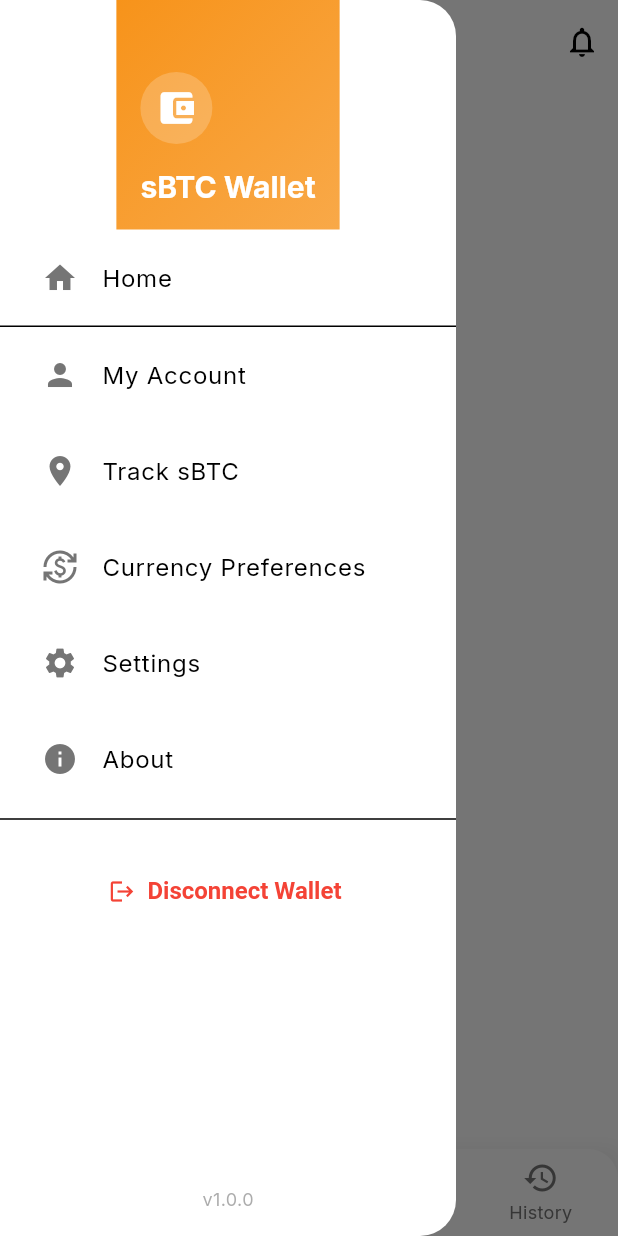
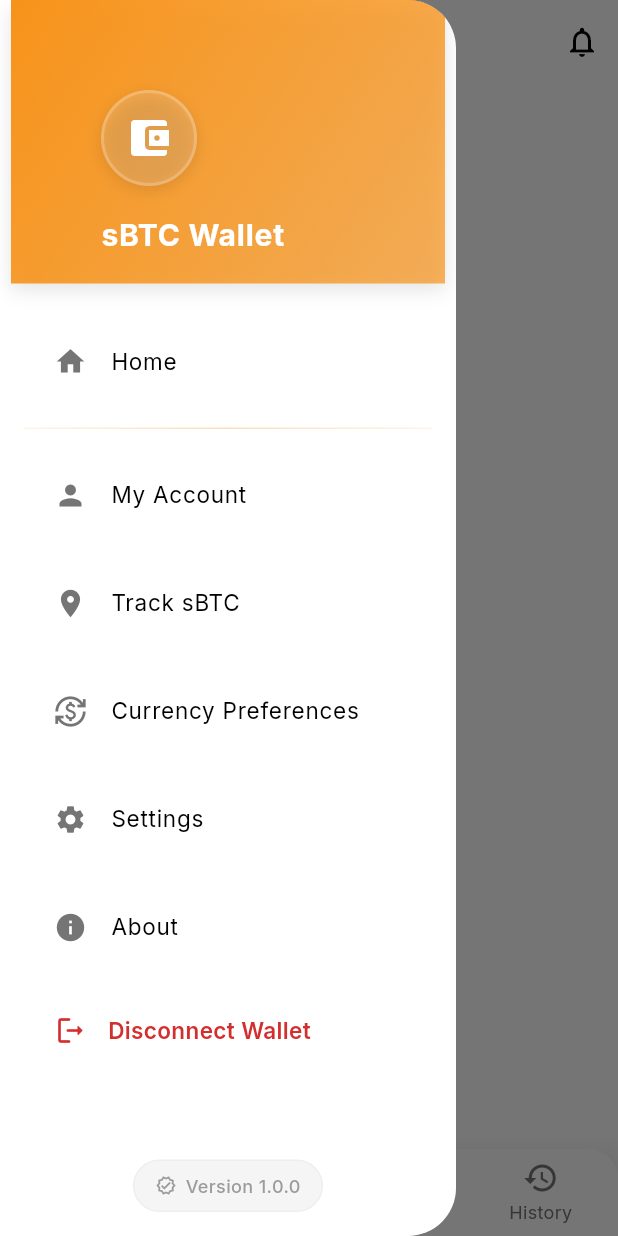
Before and after one commit to ibou-dia/sBTC-wallet, a Flutter app: the MainLayout screen opened directly with empty values, with the side drawer open, on a phone screen of 412 x 824 dp. Run offline on Flutter 3.47's test engine with Material 3 defaults, Android fonts, the light colour scheme and no system bars; our stand-ins replace google_fonts, qr_flutter, shared_preferences; accounts and stored records are empty; network calls fail.

Commit message:
drawer style amélioré

```diff
--- a/lib/screens/about_screen.dart
+++ b/lib/screens/about_screen.dart
@@ -117,14 +117,7 @@
                   ),
               textAlign: TextAlign.center,
             ),
-            const SizedBox(height: 8),
-            Text(
-              'Built with Flutter',
-              style: Theme.of(context).textTheme.bodySmall?.copyWith(
-                    color: AppTheme.textSecondary,
-                  ),
-              textAlign: TextAlign.center,
-            ),
+
           ],
         ),
       ),
--- a/lib/widgets/app_drawer.dart
+++ b/lib/widgets/app_drawer.dart
@@ -19,11 +19,12 @@
       backgroundColor: Colors.white,
       shape: const RoundedRectangleBorder(
         borderRadius: BorderRadius.only(
-          topRight: Radius.circular(24),
-          bottomRight: Radius.circular(24),
+          topRight: Radius.circular(32),
+          bottomRight: Radius.circular(32),
         ),
       ),
-      elevation: 5,
+      elevation: 0,
+      surfaceTintColor: Colors.transparent,
       child: Column(
         children: [
           // Drawer header
@@ -32,7 +33,7 @@
           // Drawer items
           Expanded(
             child: ListView(
-              padding: EdgeInsets.zero,
+              padding: const EdgeInsets.symmetric(vertical: 16),
               children: [
                 _buildDrawerItem(
                   context,
@@ -41,7 +42,19 @@
                   route: Constants.routeHome,
                   isSelected: currentRoute == Constants.routeHome,
                 ),
-                const Divider(height: 1),
+                Container(
+                  height: 1,
+                  margin: const EdgeInsets.symmetric(vertical: 8, horizontal: 16),
+                  decoration: BoxDecoration(
+                    gradient: LinearGradient(
+                      colors: [
+                        AppTheme.bitcoinOrange.withOpacity(0.1),
+                        AppTheme.bitcoinOrange.withOpacity(0.3),
+                        AppTheme.bitcoinOrange.withOpacity(0.1),
+                      ],
+                    ),
+                  ),
+                ),
                 _buildDrawerItem(
                   context,
                   icon: Icons.person,
@@ -78,22 +91,74 @@
                   isSelected: currentRoute == Constants.routeAbout,
                 ),
 
-                const Divider(),
+                // Container(
+                //   height: 1,
+                //   margin: const EdgeInsets.symmetric(vertical: 16, horizontal: 16),
+                //   decoration: BoxDecoration(
+                //     gradient: LinearGradient(
+                //       colors: [
+                //         Colors.grey.withOpacity(0.1),
+                //         Colors.grey.withOpacity(0.3),
+                //         Colors.grey.withOpacity(0.1),
+                //       ],
+                //     ),
+                //   ),
+                // ),
 
                 // Disconnect wallet option at the bottom
                 Padding(
-                  padding: const EdgeInsets.all(16.0),
-                  child: TextButton.icon(
-                    onPressed: () async {
+                  padding: const EdgeInsets.symmetric(horizontal: 16, vertical: 8),
+                  child: Container(
+                    decoration: BoxDecoration(
+                      borderRadius: BorderRadius.circular(16),
+                      // gradient: LinearGradient(
+                      //   begin: Alignment.topLeft,
+                      //   end: Alignment.bottomRight,
+                      //   colors: [
+                      //     Colors.red.shade50,
+                      //     Colors.red.shade100.withOpacity(0.3),
+                      //   ],
+                      // ),
+                      // boxShadow: [
+                      //   BoxShadow(
+                      //     color: Colors.red.withOpacity(0.1),
+                      //     blurRadius: 8,
+                      //     offset: const Offset(0, 2),
+                      //   ),
+                      // ],
+                    ),
+                    child: Material(
+                      color: Colors.transparent,
+                      child: InkWell(
+                        borderRadius: BorderRadius.circular(16),
+                        onTap: () async {
                           await walletService.disconnectWallet();
                           if (context.mounted) {
                             Navigator.pushReplacementNamed(context, Constants.routeAuth);
                           }
                         },
-                    icon: const Icon(Icons.logout, color: Colors.red),
-                    label: const Text(
+                        child: Padding(
+                          padding: const EdgeInsets.symmetric(vertical: 14, horizontal: 20),
+                          child: Row(
+                            children: [
+                              Icon(
+                                Icons.logout_rounded,
+                                color: Colors.red.shade700,
+                                size: 22,
+                              ),
+                              const SizedBox(width: 14),
+                              Text(
                                 'Disconnect Wallet',
-                      style: TextStyle(color: Colors.red),
+                                style: TextStyle(
+                                  color: Colors.red.shade700,
+                                  fontWeight: FontWeight.w600,
+                                  fontSize: 15,
+                                ),
+                              ),
+                            ],
+                          ),
+                        ),
+                      ),
                     ),
                   ),
                 ),
@@ -102,14 +167,33 @@
           ),
 
           // App version at the bottom
-          Padding(
-            padding: const EdgeInsets.all(16.0),
-            child: Text(
-              'v1.0.0',
+          Container(
+            margin: const EdgeInsets.symmetric(horizontal: 16, vertical: 16),
+            padding: const EdgeInsets.symmetric(horizontal: 14, vertical: 8),
+            decoration: BoxDecoration(
+              color: Colors.grey.shade100,
+              borderRadius: BorderRadius.circular(30),
+              border: Border.all(color: Colors.grey.shade200),
+            ),
+            child: Row(
+              mainAxisSize: MainAxisSize.min,
+              crossAxisAlignment: CrossAxisAlignment.center,
+              children: [
+                Icon(
+                  Icons.verified_outlined,
+                  size: 14,
+                  color: AppTheme.textSecondary.withOpacity(0.7),
+                ),
+                const SizedBox(width: 6),
+                Text(
+                  'Version 1.0.0',
                   style: TextStyle(
-                color: AppTheme.textSecondary.withOpacity(0.6),
+                    color: AppTheme.textSecondary.withOpacity(0.7),
                     fontSize: 12,
+                    fontWeight: FontWeight.w500,
                   ),
+                ),
+              ],
             ),
           ),
         ],
@@ -119,47 +203,84 @@
 
   Widget _buildDrawerHeader(BuildContext context, String? walletAddress) {
     return Container(
-      padding: const EdgeInsets.fromLTRB(16, 48, 16, 16),
+      padding: const EdgeInsets.fromLTRB(60, 60, 107, 20),
       decoration: BoxDecoration(
         gradient: LinearGradient(
           begin: Alignment.topLeft,
           end: Alignment.bottomRight,
           colors: [
             AppTheme.bitcoinOrange,
-            AppTheme.bitcoinOrange.withOpacity(0.8),
+            AppTheme.bitcoinOrange.withOpacity(0.7),
           ],
         ),
+        boxShadow: [
+          BoxShadow(
+            color: Colors.black.withOpacity(0.1),
+            blurRadius: 10,
+            offset: const Offset(0, 5),
+          ),
+        ],
       ),
       child: Column(
         crossAxisAlignment: CrossAxisAlignment.start,
         children: [
           Container(
-            width: 48,
-            height: 48,
+            width: 64,
+            height: 64,
             decoration: BoxDecoration(
-              color: Colors.white.withOpacity(0.2),
+              color: Colors.white.withOpacity(0.15),
               shape: BoxShape.circle,
+              border: Border.all(color: Colors.white.withOpacity(0.2), width: 2),
+              boxShadow: [
+                BoxShadow(
+                  color: Colors.black.withOpacity(0.1),
+                  blurRadius: 8,
+                  offset: const Offset(0, 3),
+                ),
+              ],
             ),
             child: const Icon(
               Icons.account_balance_wallet,
               color: Colors.white,
-              size: 28,
+              size: 32,
             ),
           ),
-          const SizedBox(height: 16),
+          const SizedBox(height: 20),
           Text(
             'sBTC Wallet',
             style: Theme.of(context).textTheme.titleLarge?.copyWith(
                   color: Colors.white,
                   fontWeight: FontWeight.bold,
+                  letterSpacing: 0.5,
                 ),
           ),
           if (walletAddress != null) ...[
-            const SizedBox(height: 8),
+            const SizedBox(height: 12),
+            Container(
+              padding: const EdgeInsets.symmetric(horizontal: 12, vertical: 6),
+              decoration: BoxDecoration(
+                color: Colors.white.withOpacity(0.15),
+                borderRadius: BorderRadius.circular(20),
+                border: Border.all(color: Colors.white.withOpacity(0.1), width: 1),
+              ),
+              child: Row(
+                mainAxisSize: MainAxisSize.min,
+                children: [
+                  Icon(
+                    Icons.verified_user,
+                    size: 14,
+                    color: Colors.white.withOpacity(0.9),
+                  ),
+                  const SizedBox(width: 6),
                   Text(
                     Formatters.shortenAddress(walletAddress),
                     style: Theme.of(context).textTheme.bodySmall?.copyWith(
-                    color: Colors.white.withOpacity(0.8),
+                          color: Colors.white.withOpacity(0.9),
+                          fontWeight: FontWeight.w500,
+                          letterSpacing: 0.3,
+                        ),
+                  ),
+                ],
               ),
             ),
           ],
@@ -176,20 +297,29 @@
     required bool isSelected,
   }) {
     return Container(
-      margin: const EdgeInsets.symmetric(horizontal: 12, vertical: 4),
+      margin: const EdgeInsets.symmetric(horizontal: 16, vertical: 4),
       decoration: BoxDecoration(
         color: isSelected
             ? AppTheme.bitcoinOrange.withOpacity(0.1)
             : Colors.transparent,
-        borderRadius: BorderRadius.circular(12),
+        borderRadius: BorderRadius.circular(16),
+        boxShadow: isSelected ? [
+          BoxShadow(
+            color: AppTheme.bitcoinOrange.withOpacity(0.1),
+            blurRadius: 8,
+            offset: const Offset(0, 2),
+          ),
+        ] : null,
       ),
       child: ListTile(
+        contentPadding: const EdgeInsets.symmetric(horizontal: 20, vertical: 4),
+        minLeadingWidth: 20,
         leading: Icon(
           icon,
           color: isSelected
               ? AppTheme.bitcoinOrange
               : AppTheme.textSecondary,
-          size: 24,
+          size: 22,
         ),
         title: Text(
           title,
@@ -198,10 +328,11 @@
                 ? AppTheme.bitcoinOrange
                 : AppTheme.textPrimary,
             fontWeight: isSelected ? FontWeight.w600 : FontWeight.normal,
+            fontSize: 15,
           ),
         ),
         shape: RoundedRectangleBorder(
-          borderRadius: BorderRadius.circular(12),
+          borderRadius: BorderRadius.circular(16),
         ),
         onTap: () {
           Navigator.pop(context); // Close drawer
```
Lines whose indentation alone changed are shown as unchanged.
